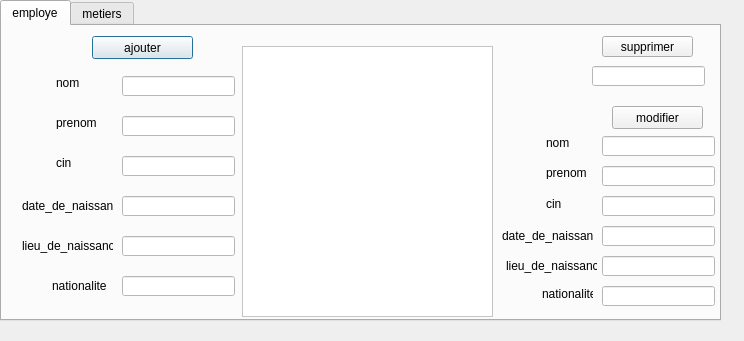
Above: bouton_employe.ui from Ahmedturki7777/Smart_Municipality2A4 before the change. Below: the same form after it.
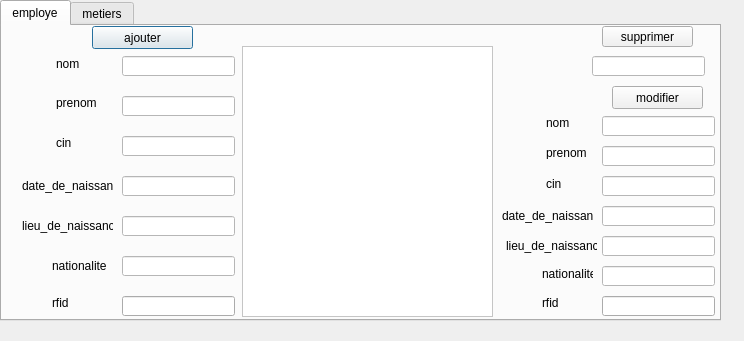
That is the form after the change.

Patch:
```diff
--- a/bouton_employe.ui
+++ b/bouton_employe.ui
@@ -33,7 +33,7 @@
      <property name="geometry">
       <rect>
        <x>90</x>
-       <y>10</y>
+       <y>0</y>
        <width>101</width>
        <height>23</height>
       </rect>
@@ -49,7 +49,7 @@
      <property name="geometry">
       <rect>
        <x>544</x>
-       <y>140</y>
+       <y>120</y>
        <width>47</width>
        <height>13</height>
       </rect>
@@ -62,7 +62,7 @@
      <property name="geometry">
       <rect>
        <x>120</x>
-       <y>90</y>
+       <y>70</y>
        <width>113</width>
        <height>20</height>
       </rect>
@@ -75,7 +75,7 @@
      <property name="geometry">
       <rect>
        <x>120</x>
-       <y>130</y>
+       <y>110</y>
        <width>113</width>
        <height>20</height>
       </rect>
@@ -88,7 +88,7 @@
      <property name="geometry">
       <rect>
        <x>610</x>
-       <y>80</y>
+       <y>60</y>
        <width>91</width>
        <height>23</height>
       </rect>
@@ -104,7 +104,7 @@
      <property name="geometry">
       <rect>
        <x>544</x>
-       <y>110</y>
+       <y>90</y>
        <width>47</width>
        <height>13</height>
       </rect>
@@ -117,7 +117,7 @@
      <property name="geometry">
       <rect>
        <x>120</x>
-       <y>210</y>
+       <y>190</y>
        <width>113</width>
        <height>20</height>
       </rect>
@@ -130,7 +130,7 @@
      <property name="geometry">
       <rect>
        <x>600</x>
-       <y>230</y>
+       <y>210</y>
        <width>113</width>
        <height>20</height>
       </rect>
@@ -143,7 +143,7 @@
      <property name="geometry">
       <rect>
        <x>54</x>
-       <y>130</y>
+       <y>110</y>
        <width>47</width>
        <height>13</height>
       </rect>
@@ -156,7 +156,7 @@
      <property name="geometry">
       <rect>
        <x>20</x>
-       <y>210</y>
+       <y>190</y>
        <width>91</width>
        <height>20</height>
       </rect>
@@ -169,7 +169,7 @@
      <property name="geometry">
       <rect>
        <x>20</x>
-       <y>170</y>
+       <y>150</y>
        <width>91</width>
        <height>20</height>
       </rect>
@@ -182,7 +182,7 @@
      <property name="geometry">
       <rect>
        <x>590</x>
-       <y>40</y>
+       <y>30</y>
        <width>113</width>
        <height>20</height>
       </rect>
@@ -195,7 +195,7 @@
      <property name="geometry">
       <rect>
        <x>54</x>
-       <y>90</y>
+       <y>70</y>
        <width>47</width>
        <height>13</height>
       </rect>
@@ -208,7 +208,7 @@
      <property name="geometry">
       <rect>
        <x>600</x>
-       <y>110</y>
+       <y>90</y>
        <width>113</width>
        <height>20</height>
       </rect>
@@ -221,7 +221,7 @@
      <property name="geometry">
       <rect>
        <x>600</x>
-       <y>260</y>
+       <y>240</y>
        <width>113</width>
        <height>20</height>
       </rect>
@@ -234,7 +234,7 @@
      <property name="geometry">
       <rect>
        <x>600</x>
-       <y>200</y>
+       <y>180</y>
        <width>113</width>
        <height>20</height>
       </rect>
@@ -260,7 +260,7 @@
      <property name="geometry">
       <rect>
        <x>600</x>
-       <y>140</y>
+       <y>120</y>
        <width>113</width>
        <height>20</height>
       </rect>
@@ -273,7 +273,7 @@
      <property name="geometry">
       <rect>
        <x>120</x>
-       <y>250</y>
+       <y>230</y>
        <width>113</width>
        <height>20</height>
       </rect>
@@ -286,7 +286,7 @@
      <property name="geometry">
       <rect>
        <x>120</x>
-       <y>50</y>
+       <y>30</y>
        <width>113</width>
        <height>20</height>
       </rect>
@@ -299,7 +299,7 @@
      <property name="geometry">
       <rect>
        <x>600</x>
-       <y>170</y>
+       <y>150</y>
        <width>113</width>
        <height>20</height>
       </rect>
@@ -312,7 +312,7 @@
      <property name="geometry">
       <rect>
        <x>504</x>
-       <y>230</y>
+       <y>210</y>
        <width>91</width>
        <height>20</height>
       </rect>
@@ -325,7 +325,7 @@
      <property name="geometry">
       <rect>
        <x>50</x>
-       <y>250</y>
+       <y>230</y>
        <width>61</width>
        <height>20</height>
       </rect>
@@ -338,7 +338,7 @@
      <property name="geometry">
       <rect>
        <x>540</x>
-       <y>260</y>
+       <y>240</y>
        <width>51</width>
        <height>16</height>
       </rect>
@@ -351,9 +351,9 @@
      <property name="geometry">
       <rect>
        <x>54</x>
-       <y>50</y>
+       <y>30</y>
        <width>47</width>
-       <height>13</height>
+       <height>16</height>
       </rect>
      </property>
      <property name="text">
@@ -364,7 +364,7 @@
      <property name="geometry">
       <rect>
        <x>500</x>
-       <y>200</y>
+       <y>180</y>
        <width>91</width>
        <height>20</height>
       </rect>
@@ -377,7 +377,7 @@
      <property name="geometry">
       <rect>
        <x>600</x>
-       <y>10</y>
+       <y>0</y>
        <width>91</width>
        <height>21</height>
       </rect>
@@ -393,7 +393,7 @@
      <property name="geometry">
       <rect>
        <x>120</x>
-       <y>170</y>
+       <y>150</y>
        <width>113</width>
        <height>20</height>
       </rect>
@@ -406,7 +406,7 @@
      <property name="geometry">
       <rect>
        <x>544</x>
-       <y>170</y>
+       <y>150</y>
        <width>47</width>
        <height>16</height>
       </rect>
@@ -415,6 +415,52 @@
       <string>cin</string>
      </property>
     </widget>
+    <widget class="QLabel" name="label_4">
+     <property name="geometry">
+      <rect>
+       <x>540</x>
+       <y>270</y>
+       <width>47</width>
+       <height>13</height>
+      </rect>
+     </property>
+     <property name="text">
+      <string>rfid</string>
+     </property>
+    </widget>
+    <widget class="QLineEdit" name="modifier_rfid">
+     <property name="geometry">
+      <rect>
+       <x>600</x>
+       <y>270</y>
+       <width>113</width>
+       <height>20</height>
+      </rect>
+     </property>
+    </widget>
+    <widget class="QLabel" name="label_3">
+     <property name="geometry">
+      <rect>
+       <x>50</x>
+       <y>270</y>
+       <width>47</width>
+       <height>13</height>
+      </rect>
+     </property>
+     <property name="text">
+      <string>rfid</string>
+     </property>
+    </widget>
+    <widget class="QLineEdit" name="lineEdit_rfid">
+     <property name="geometry">
+      <rect>
+       <x>120</x>
+       <y>270</y>
+       <width>113</width>
+       <height>20</height>
+      </rect>
+     </property>
+    </widget>
    </widget>
    <widget class="QWidget" name="tab_2">
     <attribute name="title">
```
